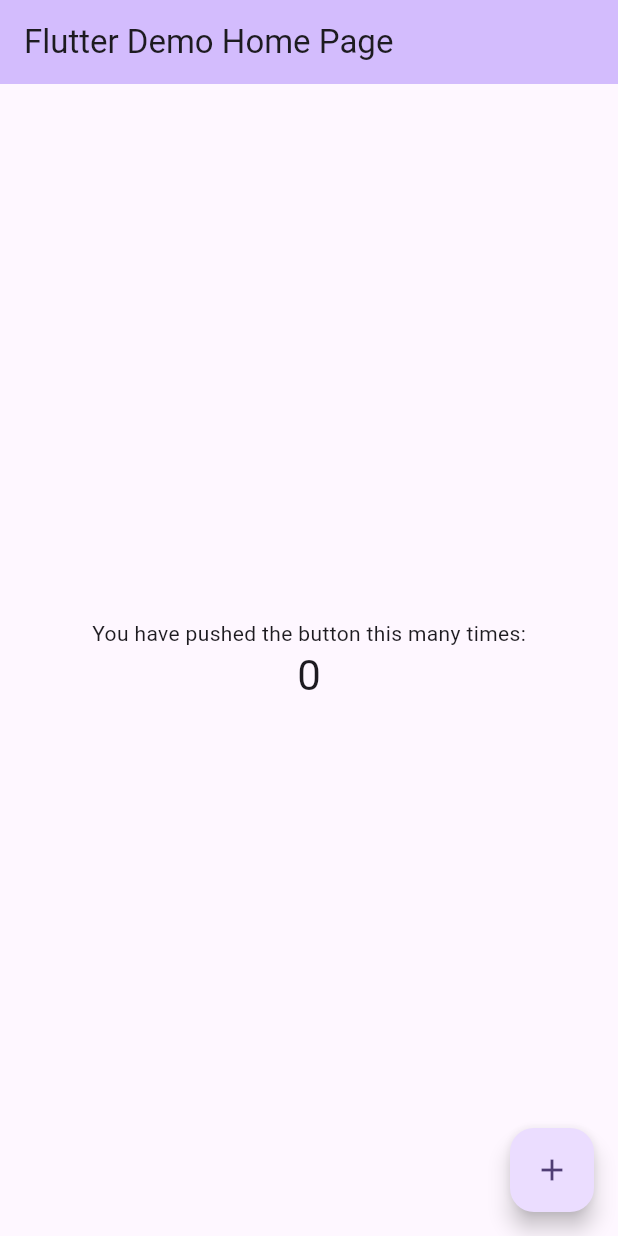
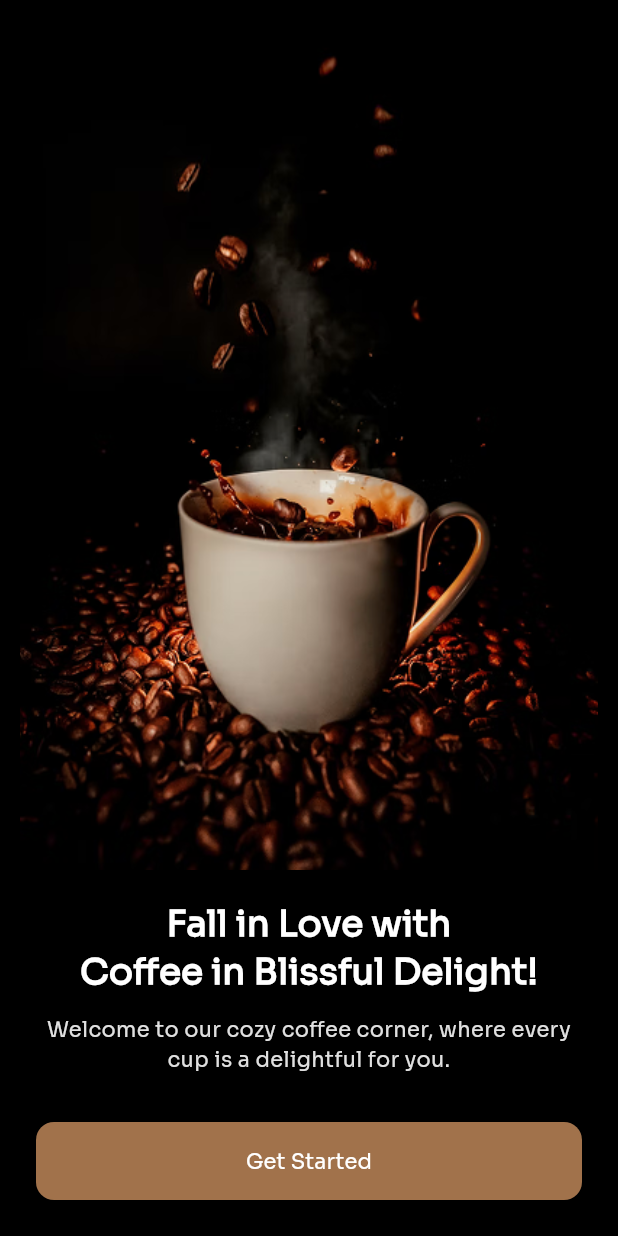
Before and after one commit to prajapatiomkar/mocco, a Flutter app: the screen it shows after launch, on a phone screen of 412 x 824 dp. Run offline on Flutter 3.47's test engine with Material 3 defaults, Android fonts, the phone set to English and light mode, and no system bars; our stand-ins replace go_router.

```diff
--- /dev/null
+++ b/lib/app/routes/app_router.dart
@@ -0,0 +1,16 @@
+import 'package:go_router/go_router.dart';
+import 'package:mocco/features/home/view/home_screen.dart';
+import '../../features/splash/view/splash_screen.dart';
+
+final GoRouter router = GoRouter(
+  routes: [
+    GoRoute(
+      path: '/',
+      builder: (context, state) => const SplashScreen(),
+    ),
+    GoRoute(
+      path: '/home',
+      builder: (context, state) => const HomeScreen(),
+    ),
+  ],
+);
--- /dev/null
+++ b/lib/features/splash/view/splash_screen.dart
@@ -0,0 +1,71 @@
+import 'package:flutter/material.dart';
+import 'package:go_router/go_router.dart';
+
+class SplashScreen extends StatelessWidget {
+  const SplashScreen({super.key});
+
+  @override
+  Widget build(BuildContext context) {
+    return Scaffold(
+      backgroundColor: Colors.black,
+      body: SafeArea(
+        child: Column(
+          children: [
+            Expanded(
+              child: Center(
+                child: Image.asset(
+                  "assets/images/splash_background.png",
+                  fit: BoxFit.cover,
+                ),
+              ),
+            ),
+            const SizedBox(height: 20),
+            Padding(
+              padding: const EdgeInsets.symmetric(horizontal: 24),
+              child: Column(
+                children: [
+                  Text(
+                    'Fall in Love with\nCoffee in Blissful Delight!',
+                    textAlign: TextAlign.center,
+                    style: Theme.of(context).textTheme.headlineSmall?.copyWith(
+                      color: Colors.white,
+                      fontWeight: FontWeight.bold,
+                    ),
+                  ),
+                  const SizedBox(height: 12),
+                  Text(
+                    'Welcome to our cozy coffee corner, where every cup is a delightful for you.',
+                    textAlign: TextAlign.center,
+                    style: Theme.of(
+                      context,
+                    ).textTheme.bodyMedium?.copyWith(color: Colors.grey[300]),
+                  ),
+                  const SizedBox(height: 32),
+                  SizedBox(
+                    width: double.infinity,
+                    child: ElevatedButton(
+                      onPressed: () {
+                        context.go("/home");
+                      },
+                      style: ElevatedButton.styleFrom(
+                        backgroundColor: Color(0xFFA1724B),
+                        padding: const EdgeInsets.symmetric(vertical: 16),
+                        shape: RoundedRectangleBorder(
+                          borderRadius: BorderRadius.circular(12),
+                        ),
+                      ),
+                      child: const Text("Get Started",style: TextStyle(
+                        color: Colors.white,
+                      ),),
+                    ),
+                  ),
+                  const SizedBox(height: 24),
+                ],
+              ),
+            ),
+          ],
+        ),
+      ),
+    );
+  }
+}
--- a/lib/main.dart
+++ b/lib/main.dart
@@ -1,4 +1,5 @@
 import 'package:flutter/material.dart';
+import 'app/routes/app_router.dart';
 
 void main() {
   runApp(const MyApp());
@@ -9,57 +10,15 @@ class MyApp extends StatelessWidget {
 
   @override
   Widget build(BuildContext context) {
-    return MaterialApp(
-      title: 'Flutter Demo',
+    return MaterialApp.router(
+
+
+      routerConfig: router,
+      debugShowCheckedModeBanner: false,
       theme: ThemeData(
-        colorScheme: ColorScheme.fromSeed(seedColor: Colors.deepPurple),
-      ),
-      home: const MyHomePage(title: 'Flutter Demo Home Page'),
-    );
-  }
-}
-
-class MyHomePage extends StatefulWidget {
-  const MyHomePage({super.key, required this.title});
-
-  final String title;
-
-  @override
-  State<MyHomePage> createState() => _MyHomePageState();
-}
-
-class _MyHomePageState extends State<MyHomePage> {
-  int _counter = 0;
-
-  void _incrementCounter() {
-    setState(() {
-      _counter++;
-    });
-  }
-
-  @override
-  Widget build(BuildContext context) {
-    return Scaffold(
-      appBar: AppBar(
-        backgroundColor: Theme.of(context).colorScheme.inversePrimary,
-        title: Text(widget.title),
-      ),
-      body: Center(
-        child: Column(
-          mainAxisAlignment: MainAxisAlignment.center,
-          children: <Widget>[
-            const Text('You have pushed the button this many times:'),
-            Text(
-              '$_counter',
-              style: Theme.of(context).textTheme.headlineMedium,
-            ),
-          ],
-        ),
-      ),
-      floatingActionButton: FloatingActionButton(
-        onPressed: _incrementCounter,
-        tooltip: 'Increment',
-        child: const Icon(Icons.add),
+        scaffoldBackgroundColor: Color(0xFFF9F9F9),
+        colorScheme: ColorScheme.fromSeed(seedColor: Colors.white),
+        fontFamily: "Sora"
       ),
     );
   }
```
Also changed, not shown: lib/features/home/view/category_chips.dart (added, +27 -0 lines), lib/features/home/view/coffee_card.dart (added, +54 -0 lines), lib/features/home/view/home_screen.dart (added, +97 -0 lines), lib/features/home/widget/promo_banner.dart (added, +13 -0 lines), pubspec.yaml (+5 -4 lines), assets/fonts/Sora-Regular.ttf (added), assets/images/coffee_1.png (added), assets/images/promo_banner.png (added), assets/images/splash_background.png (added), pubspec.lock.
